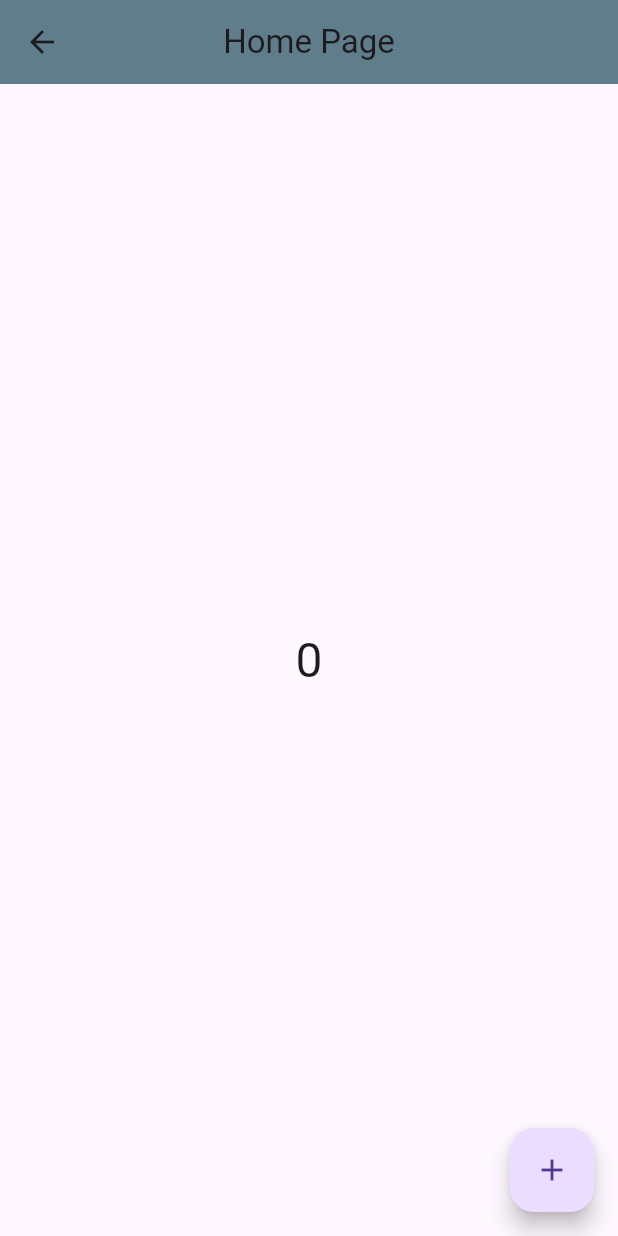
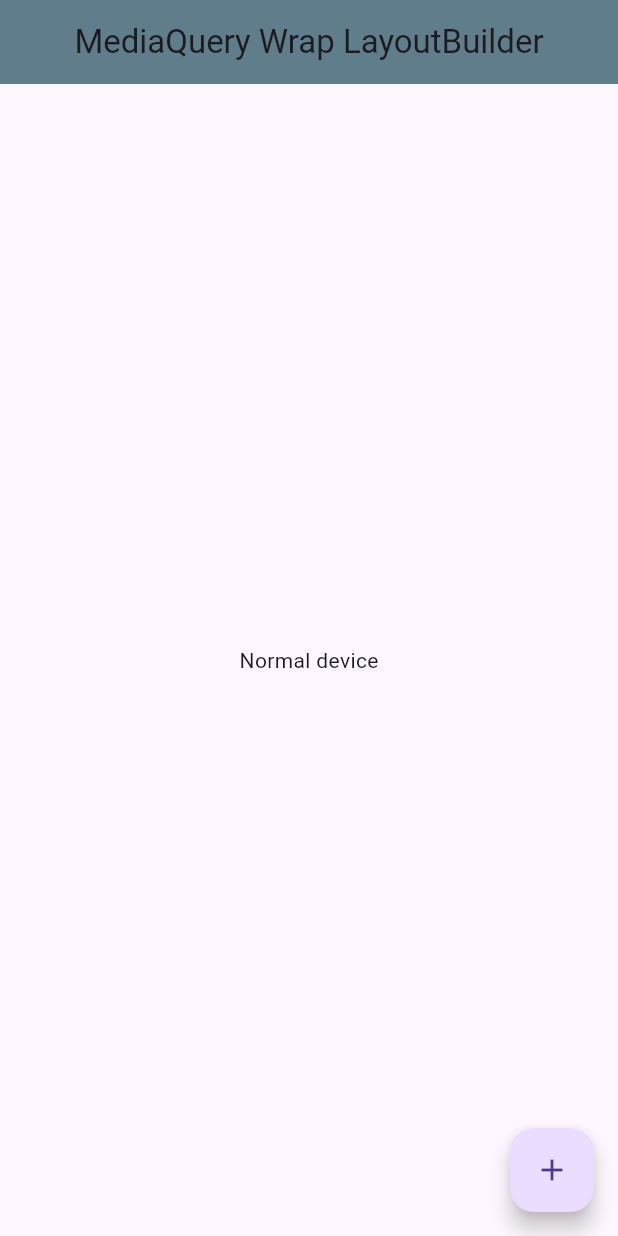
Before and after one commit to shamim2810/flutter_ostad, a Flutter app: the HomeScreen screen opened directly, on a phone screen of 412 x 824 dp. Run offline on Flutter 3.47's test engine with Material 3 defaults, Android fonts, the phone set to English and light mode, and no system bars.

Commit message:
MediaQuery_wrap

```diff
--- a/lib/main.dart
+++ b/lib/main.dart
@@ -1,6 +1,5 @@
+import 'package:flutter/cupertino.dart';
 import 'package:flutter/material.dart';
-
-/// KISS - Keep It Simple, Stupid
 
 void main(){
   runApp(MyApp());
@@ -11,111 +10,110 @@ class MyApp extends StatelessWidget {
   @override
   Widget build(BuildContext context) {
     return MaterialApp(
-      home: SplashScreen(),
+      home: HomeScreen(),
     );
   }
 }
-
-/// Mutable
-/// Immutable
-
-/// Widget - two types
-/// Stateless - Immutable
-/// Stateful - Mutable
-
-/// Stateful - two component
-/// Widget
-/// State
-class SplashScreen extends StatefulWidget {
-  const SplashScreen({super.key});
-
-  @override
-  State<SplashScreen> createState() => _SplashScreenState();
-}
-
-class _SplashScreenState extends State<SplashScreen> {
-  @override
-  Widget build(BuildContext context) {
-    return Scaffold(
-      body: Center(
-        child: ElevatedButton(
-            onPressed: (){
-              Navigator.push(context, MaterialPageRoute(builder: (context)=>HomeScreen()));
-            },
-            child: Text('Go to Home')),
-      ),
-    );
-  }
-}
-
-
 class HomeScreen extends StatefulWidget {
-   HomeScreen({super.key});
+  const HomeScreen({super.key});
 
   @override
   State<HomeScreen> createState() => _HomeScreenState();
 }
 
 class _HomeScreenState extends State<HomeScreen> {
-
-  @override
-  void initState() {
-    super.initState();
-    print('init State');
-    /// on start a screen
-    ///  1
-  }
-
-  @override
-  void didChangeDependencies() {
-    print('didChangeDependencies');
-    /// 2
-    super.didChangeDependencies();
-  }
-
-  @override
-  void didUpdateWidget(covariant HomeScreen oldWidget) {
-    /// 4
-    print('onUpdateWidget');
-    super.didUpdateWidget(oldWidget);
-  }
-
   int count = 0;
-
   @override
   Widget build(BuildContext context) {
-    /// 3
+
+    // print(MediaQuery.of(context).orientation);
+    // print(MediaQuery.of(context).size.height);
+    // print(MediaQuery.of(context).size.width);
+    // print(MediaQuery.of(context).size.aspectRatio);
+    // print(MediaQuery.of(context).size.flipped);
+    // print(MediaQuery.of(context).size.longestSide);
+    // print(MediaQuery.of(context).size.shortestSide);
+    // print(MediaQuery.of(context).displayFeatures);
+    // print(MediaQuery.of(context).devicePixelRatio);
+    // print(MediaQuery.sizeOf(context));
+    // print(MediaQuery.orientationOf(context));
+    // print(MediaQuery.devicePixelRatioOf(context));
+
     return Scaffold(
       appBar: AppBar(
-        title: Text('Home Page'),
+        title: const Text('MediaQuery Wrap LayoutBuilder'),
         centerTitle: true,
         backgroundColor: Colors.blueGrey,
       ),
+  /*    body: Column(
+        children: [
+          Scrollbar(
+            thickness: 3,
+            radius: Radius.circular(30),
+            child: SingleChildScrollView(
+              scrollDirection: Axis.horizontal,
+              child: Row(
+                children: [
+                  Text('kdsfjgkjjsflskfsdfhbvgjjsdkjgdkljfhv'),
+                  Text('kdsfjgkjjsflskfsdfhbvgjjsdkjgdkljfhvdfklsdf'),
+                  Text('kfjkslkdflkdfflgkgs'),
+                ],
+              ),
+            ),
+          ),
+           Wrap(
+            alignment: WrapAlignment.center,
+           crossAxisAlignment: WrapCrossAlignment.center,
+           spacing: 10,
+           children: [
+             Text('kdsfjgkjjsflskfsdfhbvgjjsdkjgdkljfhv'),
+             Text('kdsfjgkjjsflskfsdfhbvgjjsdkjgdkljfhvdfklsdf'),
+             Text('kfjkslkdflkdfflgkgsatertyry'),
+           ],
+         ),
+          OrientationBuilder(
+              builder: (context, orientation) {
+                print(orientation);
+                if(orientation == Orientation.portrait){
+                  return Text('Screen looks good');
+                }else if(orientation == Orientation.landscape){
+                  return Text('Screen is too wider');
+                }else{
+                  return Text('Unknow');
+                }
+              },
+          ),
+          Center(
+            child: Text(count.toString()),
+          ),
+        ],
+      ),*/
+
       body: Center(
-        child: Text(count.toString(), style: TextStyle(
-          fontSize: 32,
-        ),),
+        child: LayoutBuilder(
+            builder: (context, constraints){
+              if(constraints.maxWidth < 300 ){
+                return Text('Tiny device');
+              }else if(constraints.maxWidth < 500){
+                return Text('Normal device');
+              }else if(constraints.maxWidth < 700){
+                return Text('Tablet device');
+              }else if(constraints.maxWidth < 1200){
+                return Text('Laptop device');
+              }else{
+                return Text('Too large');
+              }
+            }
+        ),
       ),
       floatingActionButton: FloatingActionButton(
           onPressed: (){
             count = count + 1;
             setState(() {
-
             });
           },
-        child: Icon(Icons.add),
+          child: const Icon(Icons.add),
       ),
     );
   }
-  @override
-  void deactivate() {
-    super.deactivate();
-    print('deactivated');
-  }
-
-  @override
-  void dispose() {
-    print('dispose');
-    super.dispose();
-  }
 }
```
